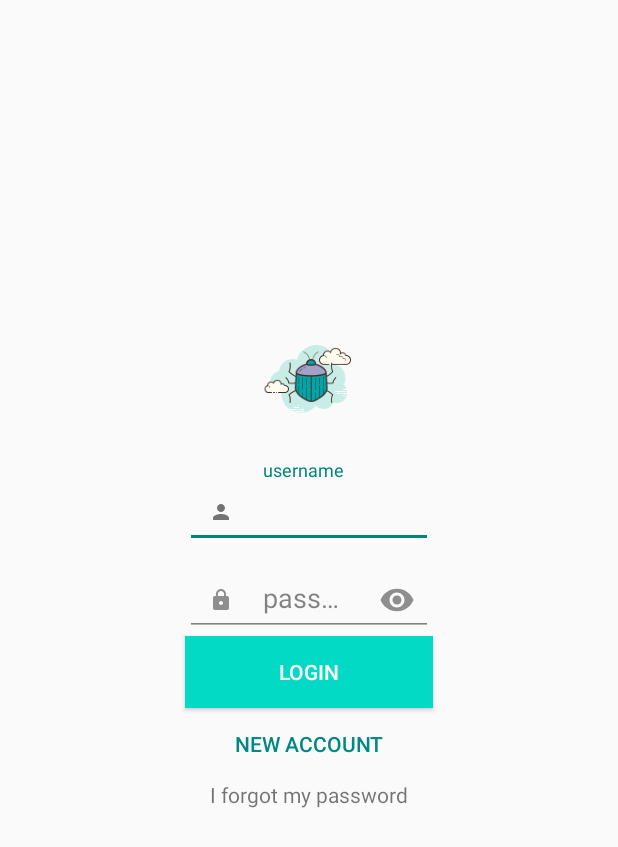
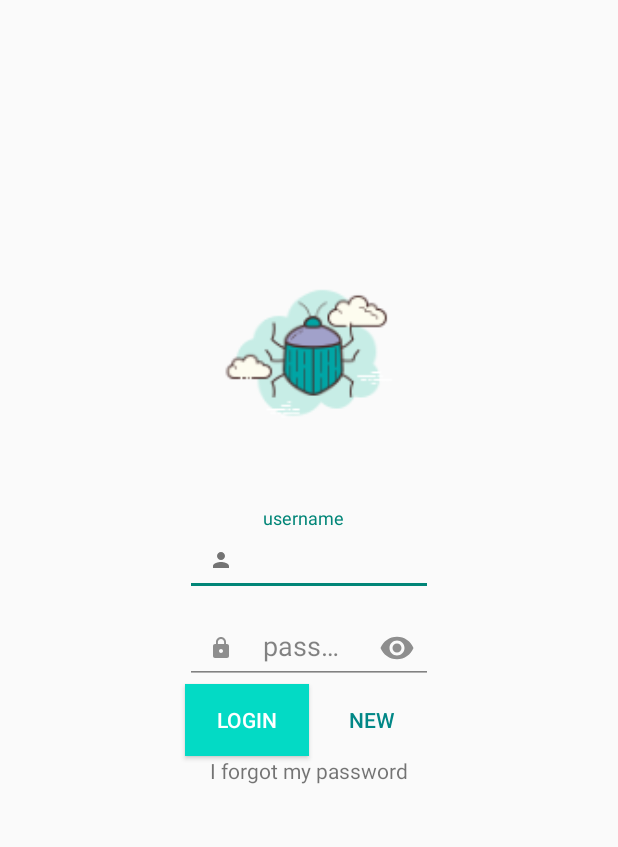
Before and after one commit to jacksrlt/myFirstApp, an Android app: the screen it shows after launch (LoginActivity), on a phone screen of 412 x 824 dp. Shown: the top 847 px of the screen. Run offline under Robolectric (Android 15) with nearby library versions, the phone set to English and light mode, and no system bars.

Commit message:
Fixed icon on activity_login

```diff
--- a/app/src/main/res/layout/activity_login.xml
+++ b/app/src/main/res/layout/activity_login.xml
@@ -7,13 +7,13 @@
     tools:context=".LoginActivity">
 
     <ImageView
-        android:layout_height="wrap_content"
-        android:layout_width="wrap_content"
+        android:layout_width="200dp"
+        android:layout_height="200dp"
+        android:src="@mipmap/ic_buguy_foreground"
+        app:layout_constraintBottom_toTopOf="@id/username"
+        app:layout_constraintEnd_toEndOf="@id/guideline3"
         app:layout_constraintStart_toStartOf="@id/guideline2"
-        app:layout_constraintEnd_toEndOf="@id/guideline3"
-        app:layout_constraintBottom_toTopOf="@id/username"
-        android:src="@mipmap/ic_buguy_foreground"
-        />
+        app:layout_constraintTop_toTopOf="@+id/guideline4" />
 
     <com.google.android.material.textfield.TextInputLayout
         android:id="@+id/username"
@@ -22,7 +22,7 @@
         app:layout_constraintEnd_toEndOf="@id/guideline3"
         app:layout_constraintTop_toTopOf="parent"
         app:layout_constraintBottom_toBottomOf="parent"
-        android:layout_marginBottom="152dp"
+        android:layout_marginBottom="88dp"
         android:layout_height="wrap_content"
         app:startIconDrawable="@drawable/ic_loginp"
 
@@ -31,7 +31,8 @@
         <EditText
             android:layout_width="match_parent"
             android:layout_height="wrap_content"
-            android:hint="username" />
+            android:hint="username"
+            tools:ignore="SpeakableTextPresentCheck" />
 
     </com.google.android.material.textfield.TextInputLayout>
 
@@ -63,14 +64,14 @@
         android:text="LOGIN"
         app:layout_constraintTop_toBottomOf="@id/password"
         app:layout_constraintStart_toStartOf="@id/guideline2"
-        app:layout_constraintEnd_toEndOf="@id/guideline3"
+        app:layout_constraintEnd_toStartOf="@id/button2"
         style="@style/mybutton" />
 
     <Button
         android:id="@+id/button2"
-        android:text="NEW ACCOUNT"
-        app:layout_constraintTop_toBottomOf="@id/button"
-        app:layout_constraintStart_toStartOf="@id/guideline2"
+        android:text="NEW"
+        app:layout_constraintTop_toBottomOf="@id/password"
+        app:layout_constraintStart_toEndOf="@id/button"
         app:layout_constraintEnd_toEndOf="@id/guideline3"
         style="@style/mybutton2" />
 
@@ -97,4 +98,11 @@
         android:orientation="vertical"
         app:layout_constraintGuide_percent="0.7" />
 
+    <androidx.constraintlayout.widget.Guideline
+        android:id="@+id/guideline4"
+        android:layout_width="wrap_content"
+        android:layout_height="wrap_content"
+        android:orientation="horizontal"
+        app:layout_constraintGuide_percent="0.16" />
+
 </androidx.constraintlayout.widget.ConstraintLayout>
```
